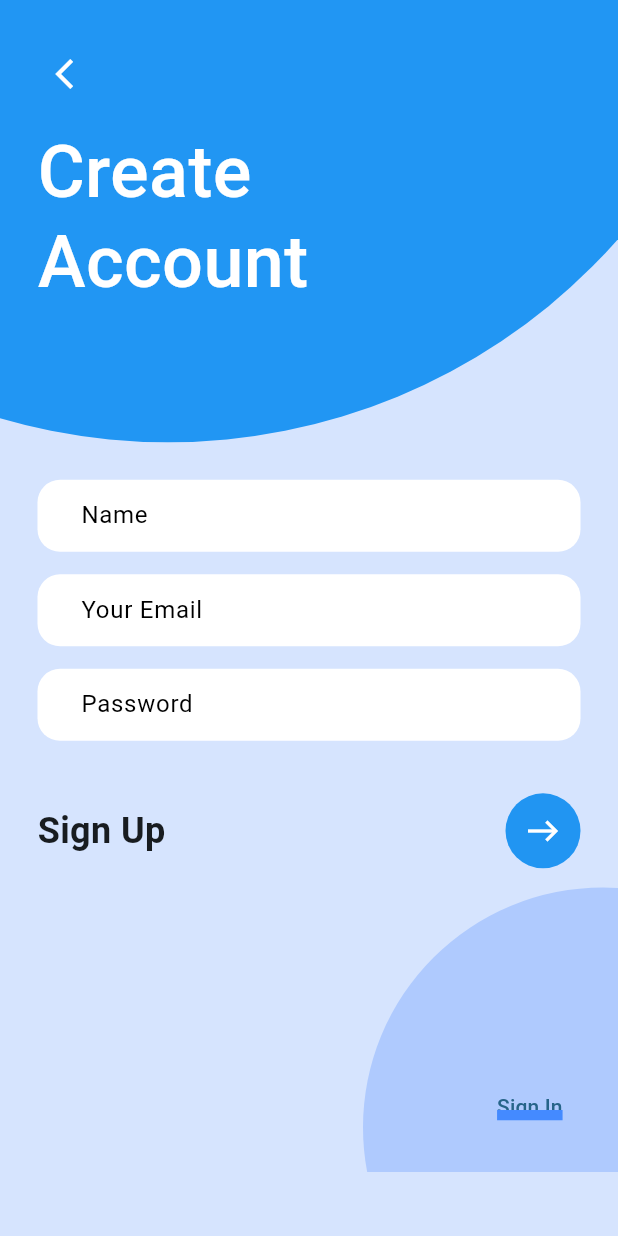
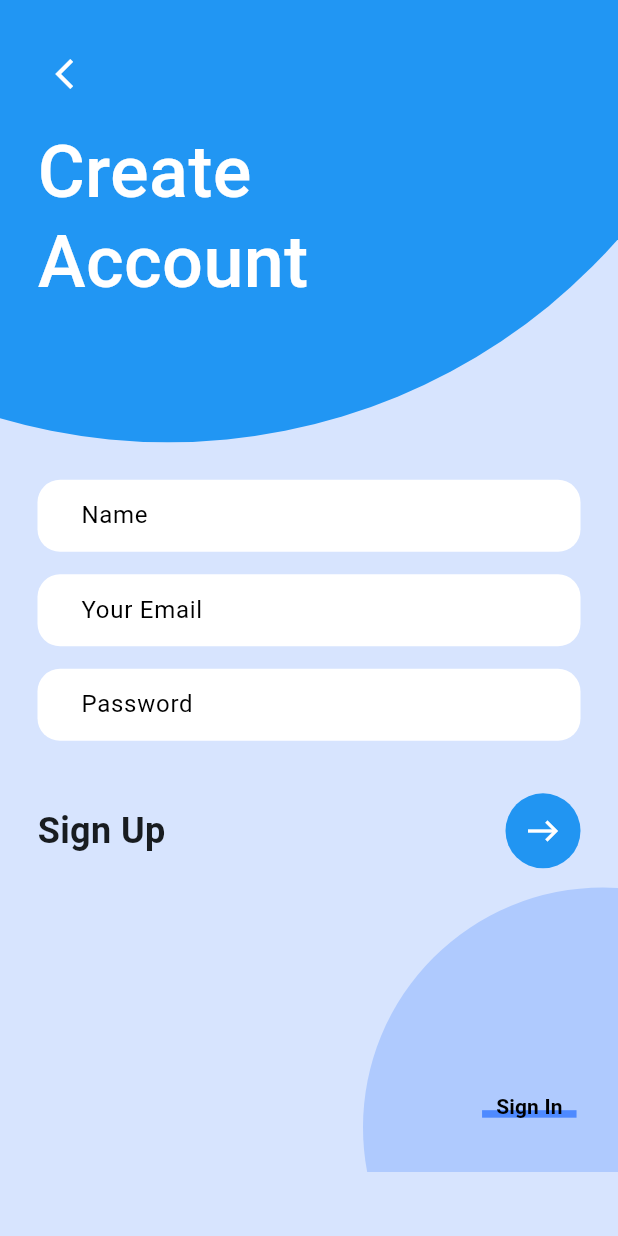
Before and after one commit to OmarElsharkawy1/hammamGaberTask1, a Flutter app: the screen it shows after launch, on a phone screen of 412 x 824 dp. Run offline on Flutter 3.47's test engine with Material 3 defaults, Android fonts, the phone set to English and light mode, and no system bars.

Commit message:
Add calculate_text_size.dart to calculate the text size Add custom_underline_word.dart to make a word with underline Add colors to constants change textFieldForm to separate class

```diff
--- /dev/null
+++ b/lib/constants/colors.dart
@@ -0,0 +1,11 @@
+import 'package:flutter/material.dart';
+
+class AppColors {
+  static const Color hawkesBlue = Color(0xffd7e4fe);
+  static const Color brightCornflowerBlue = Color(0xff5da2f0);
+  static const Color deepBlush = Color(0xffEF6D84);
+  static const Color cornflowerBlue = Color(0xff4e8aff);
+  static const Color tropicalBlue = Color(0xffb1caff);
+  static const Color white = Colors.white;
+  static const Color black = Colors.black;
+}
--- /dev/null
+++ b/lib/global_widgets/calculate_text_size.dart
@@ -0,0 +1,21 @@
+import 'package:flutter/material.dart';
+
+Size calculateTextSize({
+  required String text,
+  required BuildContext context,
+}) {
+  final double textScaleFactor = context != null
+      ? MediaQuery.of(context).textScaleFactor
+      : WidgetsBinding.instance.window.textScaleFactor;
+
+  final TextDirection textDirection =
+      context != null ? Directionality.of(context) : TextDirection.ltr;
+
+  final TextPainter textPainter = TextPainter(
+    text: TextSpan(text: text),
+    textDirection: textDirection,
+    textScaleFactor: textScaleFactor,
+  )..layout(minWidth: 0, maxWidth: double.infinity);
+
+  return textPainter.size;
+}
--- /dev/null
+++ b/lib/global_widgets/custom_underline_word.dart
@@ -0,0 +1,48 @@
+import 'package:flutter/material.dart';
+
+import 'calculate_text_size.dart';
+
+class CustomUnderlineWord extends StatelessWidget {
+  const CustomUnderlineWord(
+      {required this.text,
+      required this.color,
+      required this.function,
+      Key? key})
+      : super(key: key);
+
+  final String text;
+  final Color color;
+  final Function function;
+
+  @override
+  Widget build(BuildContext context) {
+    return Stack(
+      alignment: Alignment.center,
+      children: [
+        Container(
+          height: 15,
+          alignment: Alignment.bottomCenter,
+          child: Container(
+            width: calculateTextSize(
+                  text: text,
+                  context: context,
+                ).width +
+                15,
+            height: 5,
+            color: color,
+          ),
+        ),
+        TextButton(
+          onPressed: () => function,
+          child: Text(
+            text,
+            style: const TextStyle(
+              fontWeight: FontWeight.bold,
+              color: Colors.black,
+            ),
+          ),
+        ),
+      ],
+    );
+  }
+}
--- /dev/null
+++ b/lib/global_widgets/text_form.dart
@@ -0,0 +1,23 @@
+import 'package:flutter/material.dart';
+
+class TextFormWidget extends StatelessWidget {
+  const TextFormWidget({Key? key, required this.name}) : super(key: key);
+  final String name;
+
+  @override
+  Widget build(BuildContext context) {
+    return TextFormField(
+      decoration: InputDecoration(
+        filled: true,
+        hintText: name,
+        hintStyle: const TextStyle(color: Colors.black),
+        contentPadding: const EdgeInsets.only(left: 25),
+        fillColor: Colors.white,
+        border: OutlineInputBorder(
+          borderRadius: BorderRadius.circular(15),
+          borderSide: BorderSide.none,
+        ),
+      ),
+    );
+  }
+}
--- a/lib/sign_in.dart
+++ b/lib/sign_screen/sign_in_screen.dart
@@ -1,4 +1,7 @@
 import 'package:flutter/material.dart';
+import 'package:new_app/constants/colors.dart';
+import 'package:new_app/global_widgets/custom_underline_word.dart';
+import 'package:new_app/global_widgets/text_form.dart';
 
 class SignIn extends StatelessWidget {
   const SignIn({Key? key}) : super(key: key);
@@ -6,7 +9,7 @@ class SignIn extends StatelessWidget {
   @override
   Widget build(BuildContext context) {
     return Scaffold(
-      backgroundColor: Color.fromARGB(255, 214, 228, 254),
+      backgroundColor: AppColors.hawkesBlue,
       body: Column(
         mainAxisSize: MainAxisSize.max,
         children: [
@@ -68,50 +71,14 @@ class SignIn extends StatelessWidget {
             child: Column(
               children: [
                 //Name
-                TextFormField(
-                  decoration: InputDecoration(
-                    filled: true,
-                    hintText: "Name",
-                    hintStyle: const TextStyle(color: Colors.black),
-                    contentPadding: const EdgeInsets.only(left: 25),
-                    fillColor: Colors.white,
-                    border: OutlineInputBorder(
-                      borderRadius: BorderRadius.circular(15),
-                      borderSide: BorderSide.none,
-                    ),
-                  ),
-                ),
+                TextFormWidget(name: 'Name'),
                 //Your Email
                 Padding(
                   padding: const EdgeInsets.symmetric(vertical: 15),
-                  child: TextFormField(
-                    decoration: InputDecoration(
-                      filled: true,
-                      hintText: "Your Email",
-                      hintStyle: const TextStyle(color: Colors.black),
-                      contentPadding: const EdgeInsets.only(left: 25),
-                      fillColor: Colors.white,
-                      border: OutlineInputBorder(
-                        borderRadius: BorderRadius.circular(15),
-                        borderSide: BorderSide.none,
-                      ),
-                    ),
-                  ),
+                  child: TextFormWidget(name: "Your Email"),
                 ),
                 //Password
-                TextFormField(
-                  decoration: InputDecoration(
-                    filled: true,
-                    hintText: "Password",
-                    hintStyle: const TextStyle(color: Colors.black),
-                    contentPadding: const EdgeInsets.only(left: 25),
-                    fillColor: Colors.white,
-                    border: OutlineInputBorder(
-                      borderRadius: BorderRadius.circular(15),
-                      borderSide: BorderSide.none,
-                    ),
-                  ),
-                ),
+                TextFormWidget(name: "Password"),
               ],
             ),
           ),
@@ -164,15 +131,10 @@ class SignIn extends StatelessWidget {
                       Row(
                         mainAxisAlignment: MainAxisAlignment.end,
                         children: [
-                          TextButton(
-                            onPressed: () {},
-                            child: Text(
-                              "Sign In",
-                              style: TextStyle(
-                                  decoration: TextDecoration.underline,
-                                  decorationColor: Colors.blueAccent,
-                                  decorationThickness: 10),
-                            ),
+                          CustomUnderlineWord(
+                            text: 'Sign In',
+                            color: AppColors.cornflowerBlue,
+                            function: () {},
                           ),
                         ],
                       ),
```
Also changed, not shown: lib/main.dart (+1 -7 lines), pubspec.lock, 1 other file.
